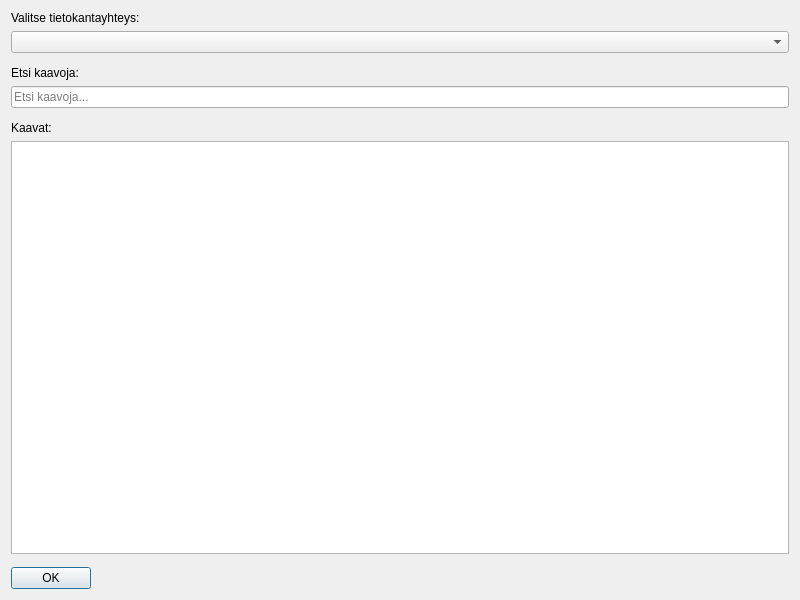
First picture: the form in arho_feature_template/gui/load_plan_dialog.ui, repository LKajan/arho-feature-template, before the edit.
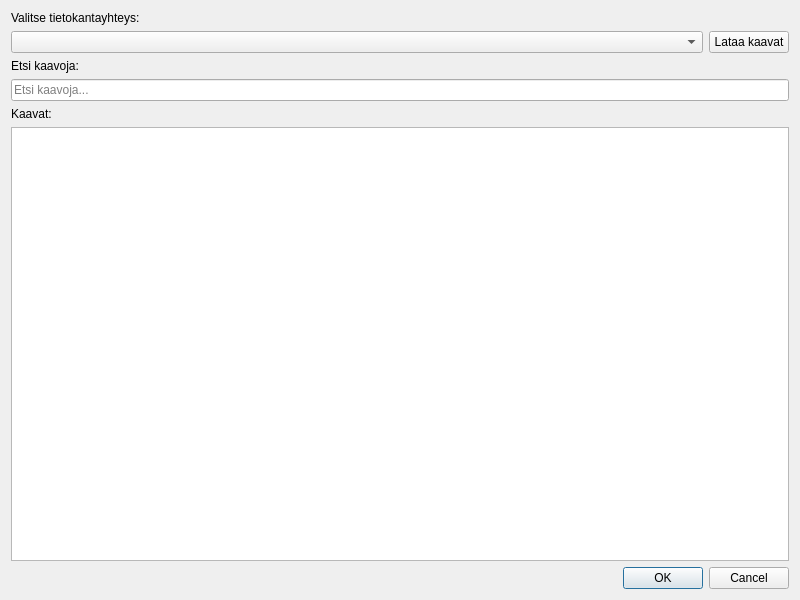
Second picture: the form after the edit.

Patch:
```diff
--- a/arho_feature_template/gui/load_plan_dialog.ui
+++ b/arho_feature_template/gui/load_plan_dialog.ui
@@ -2,8 +2,13 @@
 <ui version="4.0">
  <class>LoadPlanDialog</class>
  <widget class="QDialog" name="LoadPlanDialog">
-  <property name="windowTitle">
-   <string>Avaa kaava</string>
+  <property name="geometry">
+   <rect>
+    <x>0</x>
+    <y>0</y>
+    <width>800</width>
+    <height>600</height>
+   </rect>
   </property>
   <property name="minimumSize">
    <size>
@@ -22,16 +27,26 @@
     </widget>
    </item>
    <item>
-    <widget class="QComboBox" name="connectionComboBox">
-     <property name="sizePolicy">
-      <sizepolicy hsizetype="Expanding" vsizetype="Fixed">
-       <horstretch>0</horstretch>
-       <verstretch>0</verstretch>
-      </sizepolicy>
-     </property>
-    </widget>
+    <layout class="QHBoxLayout" name="horizontalLayout">
+     <item>
+      <widget class="QComboBox" name="connectionComboBox">
+       <property name="sizePolicy">
+        <sizepolicy hsizetype="Expanding" vsizetype="Fixed">
+         <horstretch>0</horstretch>
+         <verstretch>0</verstretch>
+        </sizepolicy>
+       </property>
+      </widget>
+     </item>
+     <item>
+      <widget class="QPushButton" name="push_button_load">
+       <property name="text">
+        <string>Lataa kaavat</string>
+       </property>
+      </widget>
+     </item>
+    </layout>
    </item>
-
    <item>
     <spacer name="spacer1">
      <property name="orientation">
@@ -40,6 +55,12 @@
      <property name="sizeType">
       <enum>QSizePolicy::Expanding</enum>
      </property>
+     <property name="sizeHint" stdset="0">
+      <size>
+       <width>0</width>
+       <height>0</height>
+      </size>
+     </property>
     </spacer>
    </item>
 
@@ -72,6 +93,12 @@
      <property name="sizeType">
       <enum>QSizePolicy::Expanding</enum>
      </property>
+     <property name="sizeHint" stdset="0">
+      <size>
+       <width>0</width>
+       <height>0</height>
+      </size>
+     </property>
     </spacer>
    </item>
 
@@ -102,20 +129,20 @@
      <property name="sizeType">
       <enum>QSizePolicy::Expanding</enum>
      </property>
+     <property name="sizeHint" stdset="0">
+      <size>
+       <width>0</width>
+       <height>0</height>
+      </size>
+     </property>
     </spacer>
    </item>
 
    <!-- OK button -->
    <item>
-    <widget class="QPushButton" name="okButton">
-     <property name="text">
-      <string>OK</string>
-     </property>
-     <property name="sizePolicy">
-      <sizepolicy hsizetype="Fixed" vsizetype="Fixed">
-       <horstretch>0</horstretch>
-       <verstretch>0</verstretch>
-      </sizepolicy>
+    <widget class="QDialogButtonBox" name="buttonBox">
+     <property name="standardButtons">
+      <set>QDialogButtonBox::Cancel|QDialogButtonBox::Ok</set>
      </property>
     </widget>
    </item>
```
Left out of the diff: 26 changed lines with no effect on the pictures.
